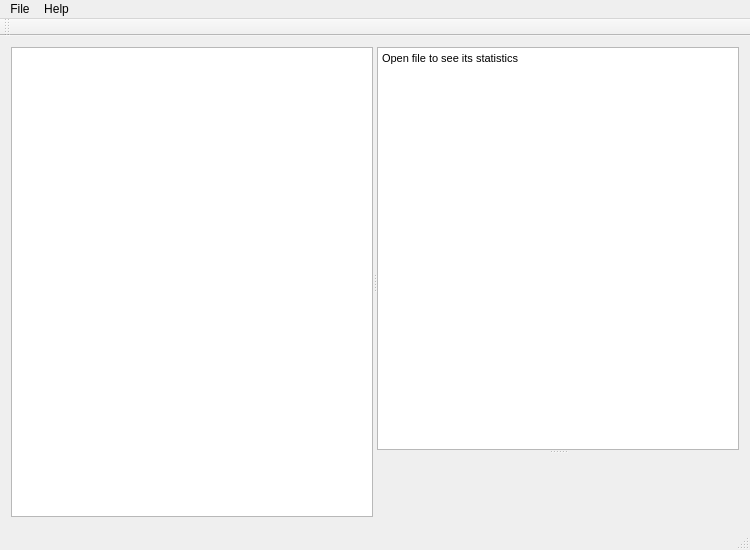
Above: mainwindow.ui from NIA/statistiq before the change. Below: the same form after it.
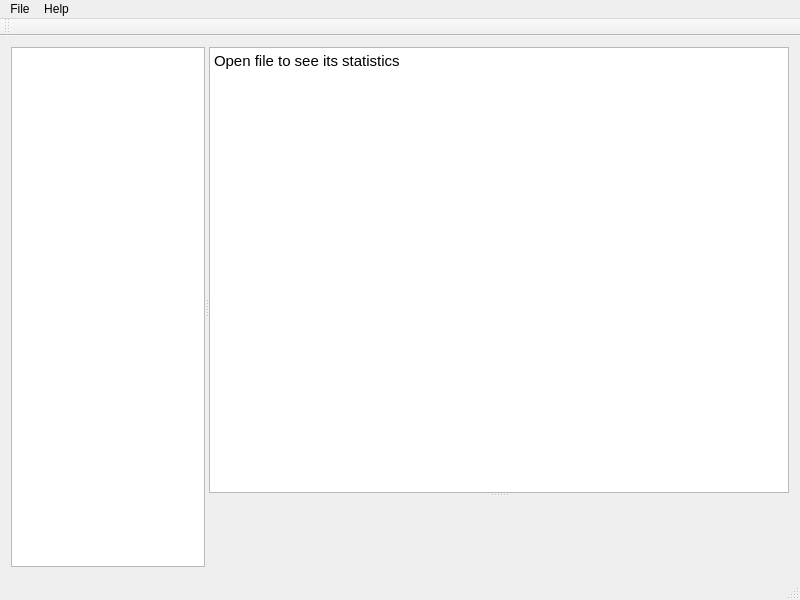
That is the form after the change. Icons and pictures are not drawn. Custom widgets are drawn as their Qt base class.

The edit to the form file:
```diff
--- a/mainwindow.ui
+++ b/mainwindow.ui
@@ -6,8 +6,8 @@
    <rect>
     <x>0</x>
     <y>0</y>
-    <width>750</width>
-    <height>550</height>
+    <width>800</width>
+    <height>600</height>
    </rect>
   </property>
   <property name="windowTitle">
@@ -27,18 +27,36 @@
       <property name="orientation">
        <enum>Qt::Horizontal</enum>
       </property>
-      <widget class="QTableView" name="dataTable"/>
+      <widget class="QTableView" name="dataTable">
+       <property name="sizePolicy">
+        <sizepolicy hsizetype="Expanding" vsizetype="Expanding">
+         <horstretch>1</horstretch>
+         <verstretch>0</verstretch>
+        </sizepolicy>
+       </property>
+      </widget>
       <widget class="QSplitter" name="splitter">
+       <property name="sizePolicy">
+        <sizepolicy hsizetype="Preferred" vsizetype="Expanding">
+         <horstretch>3</horstretch>
+         <verstretch>0</verstretch>
+        </sizepolicy>
+       </property>
        <property name="orientation">
         <enum>Qt::Vertical</enum>
        </property>
        <widget class="QTextBrowser" name="infoText">
+        <property name="font">
+         <font>
+          <pointsize>11</pointsize>
+         </font>
+        </property>
         <property name="html">
          <string>&lt;!DOCTYPE HTML PUBLIC &quot;-//W3C//DTD HTML 4.0//EN&quot; &quot;http://www.w3.org/TR/REC-html40/strict.dtd&quot;&gt;
 &lt;html&gt;&lt;head&gt;&lt;meta name=&quot;qrichtext&quot; content=&quot;1&quot; /&gt;&lt;style type=&quot;text/css&quot;&gt;
 p, li { white-space: pre-wrap; }
-&lt;/style&gt;&lt;/head&gt;&lt;body style=&quot; font-family:'MS Shell Dlg 2'; font-size:8.25pt; font-weight:400; font-style:normal;&quot;&gt;
-&lt;p style=&quot; margin-top:0px; margin-bottom:0px; margin-left:0px; margin-right:0px; -qt-block-indent:0; text-indent:0px;&quot;&gt;&lt;span style=&quot; font-size:8pt;&quot;&gt;Open file to see its statistics&lt;/span&gt;&lt;/p&gt;&lt;/body&gt;&lt;/html&gt;</string>
+&lt;/style&gt;&lt;/head&gt;&lt;body style=&quot; font-family:'MS Shell Dlg 2'; font-size:11pt; font-weight:400; font-style:normal;&quot;&gt;
+&lt;p style=&quot; margin-top:0px; margin-bottom:0px; margin-left:0px; margin-right:0px; -qt-block-indent:0; text-indent:0px;&quot;&gt;Open file to see its statistics&lt;/p&gt;&lt;/body&gt;&lt;/html&gt;</string>
         </property>
        </widget>
        <widget class="QwtPlot" name="histogramArea"/>
@@ -52,7 +70,7 @@
     <rect>
      <x>0</x>
      <y>0</y>
-     <width>750</width>
+     <width>800</width>
      <height>21</height>
     </rect>
    </property>
```
Left out of the diff: 2 changed lines with no effect on the pictures.
